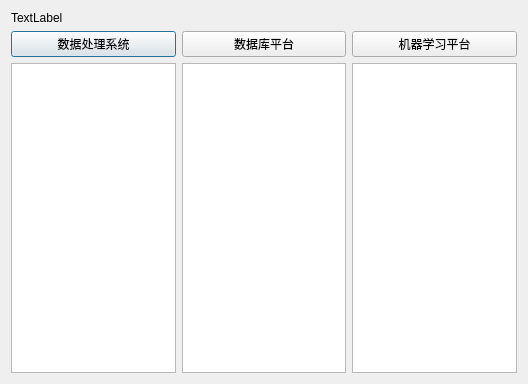
The window that ML_win.ui (YaoWenW/sic_demo) describes before a commit, drawn with Qt 5.
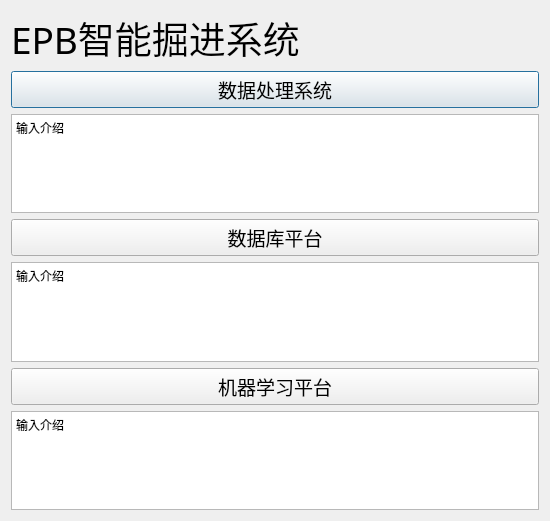
The same window after the commit.

The edit to the form file:
```diff
--- a/ML_win.ui
+++ b/ML_win.ui
@@ -6,51 +6,106 @@
    <rect>
     <x>0</x>
     <y>0</y>
-    <width>528</width>
-    <height>384</height>
+    <width>550</width>
+    <height>521</height>
    </rect>
   </property>
   <property name="windowTitle">
    <string>Dialog</string>
   </property>
+  <property name="styleSheet">
+   <string notr="true"/>
+  </property>
   <layout class="QGridLayout" name="gridLayout">
-   <item row="0" column="0">
-    <widget class="QLabel" name="label">
-     <property name="text">
-      <string>TextLabel</string>
+   <item row="4" column="0">
+    <widget class="QTextBrowser" name="textBrowser_2">
+     <property name="html">
+      <string>&lt;!DOCTYPE HTML PUBLIC &quot;-//W3C//DTD HTML 4.0//EN&quot; &quot;http://www.w3.org/TR/REC-html40/strict.dtd&quot;&gt;
+&lt;html&gt;&lt;head&gt;&lt;meta name=&quot;qrichtext&quot; content=&quot;1&quot; /&gt;&lt;style type=&quot;text/css&quot;&gt;
+p, li { white-space: pre-wrap; }
+&lt;/style&gt;&lt;/head&gt;&lt;body style=&quot; font-family:'SimSun'; font-size:9pt; font-weight:400; font-style:normal;&quot;&gt;
+&lt;p style=&quot; margin-top:0px; margin-bottom:0px; margin-left:0px; margin-right:0px; -qt-block-indent:0; text-indent:0px;&quot;&gt;输入介绍&lt;/p&gt;
+&lt;p style=&quot;-qt-paragraph-type:empty; margin-top:0px; margin-bottom:0px; margin-left:0px; margin-right:0px; -qt-block-indent:0; text-indent:0px;&quot;&gt;&lt;br /&gt;&lt;/p&gt;&lt;/body&gt;&lt;/html&gt;</string>
      </property>
     </widget>
    </item>
    <item row="1" column="0">
     <widget class="QPushButton" name="pushButton_db">
+     <property name="font">
+      <font>
+       <family>微软雅黑</family>
+       <pointsize>14</pointsize>
+      </font>
+     </property>
+     <property name="styleSheet">
+      <string notr="true">border-color: rgb(255, 255, 255);</string>
+     </property>
      <property name="text">
       <string>数据处理系统</string>
      </property>
     </widget>
    </item>
-   <item row="1" column="1">
+   <item row="6" column="0">
+    <widget class="QTextBrowser" name="textBrowser_3">
+     <property name="html">
+      <string>&lt;!DOCTYPE HTML PUBLIC &quot;-//W3C//DTD HTML 4.0//EN&quot; &quot;http://www.w3.org/TR/REC-html40/strict.dtd&quot;&gt;
+&lt;html&gt;&lt;head&gt;&lt;meta name=&quot;qrichtext&quot; content=&quot;1&quot; /&gt;&lt;style type=&quot;text/css&quot;&gt;
+p, li { white-space: pre-wrap; }
+&lt;/style&gt;&lt;/head&gt;&lt;body style=&quot; font-family:'SimSun'; font-size:9pt; font-weight:400; font-style:normal;&quot;&gt;
+&lt;p style=&quot; margin-top:0px; margin-bottom:0px; margin-left:0px; margin-right:0px; -qt-block-indent:0; text-indent:0px;&quot;&gt;输入介绍&lt;/p&gt;&lt;/body&gt;&lt;/html&gt;</string>
+     </property>
+    </widget>
+   </item>
+   <item row="2" column="0">
+    <widget class="QTextBrowser" name="textBrowser">
+     <property name="html">
+      <string>&lt;!DOCTYPE HTML PUBLIC &quot;-//W3C//DTD HTML 4.0//EN&quot; &quot;http://www.w3.org/TR/REC-html40/strict.dtd&quot;&gt;
+&lt;html&gt;&lt;head&gt;&lt;meta name=&quot;qrichtext&quot; content=&quot;1&quot; /&gt;&lt;style type=&quot;text/css&quot;&gt;
+p, li { white-space: pre-wrap; }
+&lt;/style&gt;&lt;/head&gt;&lt;body style=&quot; font-family:'SimSun'; font-size:9pt; font-weight:400; font-style:normal;&quot;&gt;
+&lt;p style=&quot; margin-top:0px; margin-bottom:0px; margin-left:0px; margin-right:0px; -qt-block-indent:0; text-indent:0px;&quot;&gt;输入介绍&lt;/p&gt;&lt;/body&gt;&lt;/html&gt;</string>
+     </property>
+    </widget>
+   </item>
+   <item row="3" column="0">
     <widget class="QPushButton" name="pushButton_db2">
+     <property name="font">
+      <font>
+       <family>微软雅黑</family>
+       <pointsize>14</pointsize>
+      </font>
+     </property>
      <property name="text">
       <string>数据库平台</string>
      </property>
     </widget>
    </item>
-   <item row="1" column="2">
+   <item row="0" column="0">
+    <widget class="QLabel" name="label">
+     <property name="font">
+      <font>
+       <family>黑体</family>
+       <pointsize>28</pointsize>
+      </font>
+     </property>
+     <property name="text">
+      <string>EPB智能掘进系统</string>
+     </property>
+    </widget>
+   </item>
+   <item row="5" column="0">
     <widget class="QPushButton" name="pushButton_ml">
+     <property name="font">
+      <font>
+       <family>微软雅黑</family>
+       <pointsize>14</pointsize>
+      </font>
+     </property>
      <property name="text">
       <string>机器学习平台</string>
      </property>
     </widget>
    </item>
-   <item row="2" column="0">
-    <widget class="QTextBrowser" name="textBrowser"/>
-   </item>
-   <item row="2" column="1">
-    <widget class="QTextBrowser" name="textBrowser_2"/>
-   </item>
-   <item row="2" column="2">
-    <widget class="QTextBrowser" name="textBrowser_3"/>
-   </item>
   </layout>
  </widget>
  <resources/>
```
Left out of the diff: 4 changed lines with no effect on the pictures.
